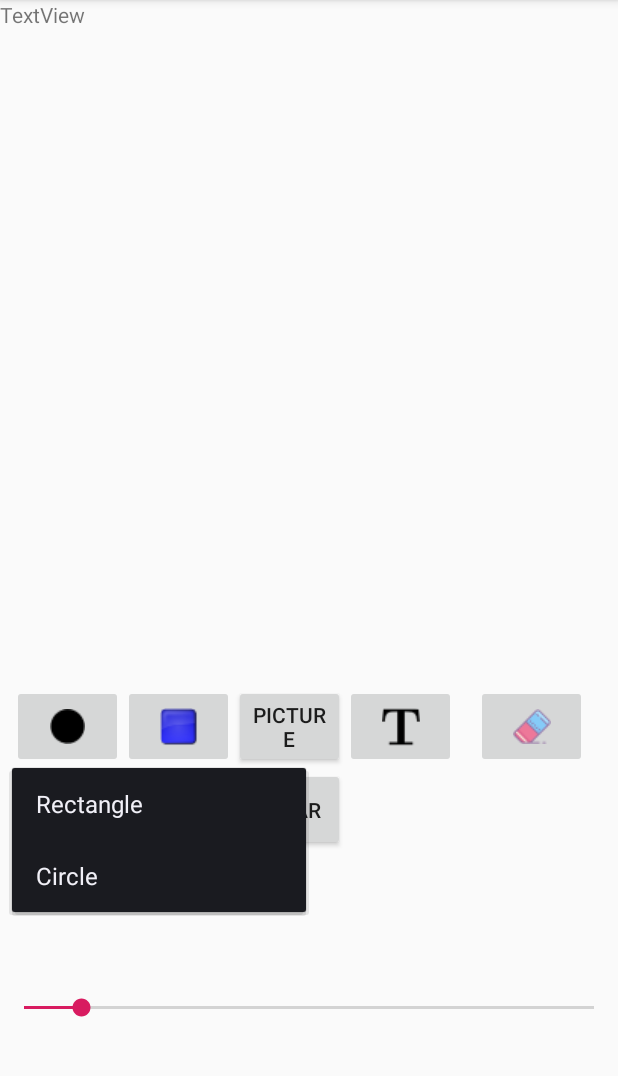
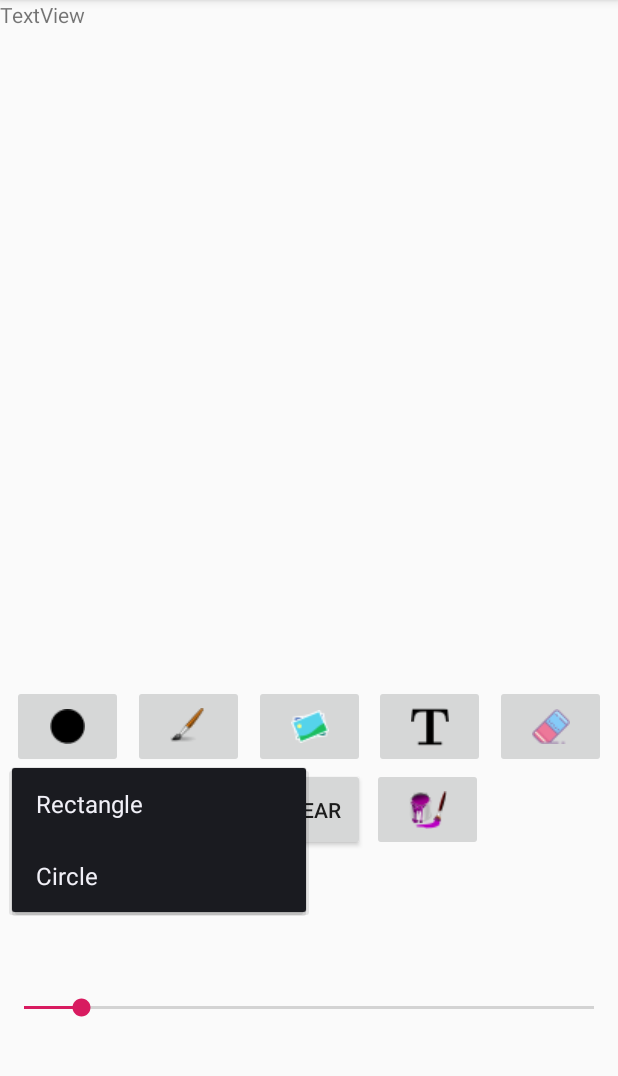
Before and after one commit to mcarnahan2/DrawingApp, an Android app: the screen it shows after launch (MainActivity), after a tap on an icon or button, on a phone screen of 412 x 824 dp, the part 84-1160 px from its top. Run offline under Robolectric (Android 15) with nearby library versions, the phone set to English and light mode, and no system bars.

Commit message:
Save Button

```diff
--- a/app/src/main/AndroidManifest.xml
+++ b/app/src/main/AndroidManifest.xml
@@ -1,7 +1,9 @@
 <?xml version="1.0" encoding="utf-8"?>
 <manifest xmlns:android="http://schemas.android.com/apk/res/android"
     package="edu.apsu.drawingapp">
+    <uses-permission android:name="android.permission.WRITE_EXTERNAL_STORAGE" />
     <uses-permission android:name="android.permission.READ_EXTERNAL_STORAGE" />
+
     <application
         android:allowBackup="true"
         android:icon="@mipmap/ic_launcher"
--- a/app/src/main/java/edu/apsu/drawingapp/DrawingView.java
+++ b/app/src/main/java/edu/apsu/drawingapp/DrawingView.java
@@ -125,6 +125,7 @@ public class DrawingView extends View {
             canvas.drawPaint(backgroundPaint);
         }
 
+
         if (clearScreen) {
             backgroundPaint.setColor(Color.WHITE);
             canvas.drawRect(new Rect(0, 0, currentWidth, currentHeight), backgroundPaint);
@@ -132,7 +133,6 @@ public class DrawingView extends View {
             cacheBitmap = Bitmap.createBitmap(currentWidth, currentHeight, Bitmap.Config.ARGB_8888);
             clearScreen = false;
         }
-
     }
 
     @Override
--- a/app/src/main/java/edu/apsu/drawingapp/MainActivity.java
+++ b/app/src/main/java/edu/apsu/drawingapp/MainActivity.java
@@ -1,6 +1,7 @@
 package edu.apsu.drawingapp;
 
 import android.app.Activity;
+import android.content.Context;
 import android.content.DialogInterface;
 import android.content.Intent;
 import android.graphics.Bitmap;
@@ -10,6 +11,7 @@ import android.graphics.drawable.BitmapDrawable;
 import android.graphics.drawable.ColorDrawable;
 import android.graphics.drawable.Drawable;
 import android.net.Uri;
+import android.os.Environment;
 import android.provider.MediaStore;
 import android.support.annotation.Nullable;
 import android.support.v7.app.AlertDialog;
@@ -31,7 +33,9 @@ import android.widget.SeekBar;
 import android.widget.TextView;
 import android.widget.Toast;
 
+import java.io.File;
 import java.io.FileNotFoundException;
+import java.io.FileOutputStream;
 
 public class MainActivity extends AppCompatActivity {
 
@@ -101,7 +105,7 @@ public class MainActivity extends AppCompatActivity {
 
             }
         });
-        Button pictureButton = findViewById(R.id.picture_button);
+        ImageButton pictureButton = findViewById(R.id.picture_button);
         pictureButton.setOnClickListener(new View.OnClickListener() {
             @Override
             public void onClick(View view) {
@@ -110,16 +114,62 @@ public class MainActivity extends AppCompatActivity {
             }
         });
 
-        Button saveButton = findViewById(R.id.save_button);
+        ImageButton saveButton = findViewById(R.id.save_button);
         saveButton.setOnClickListener(new View.OnClickListener() {
             @Override
             public void onClick(View view) {
-                if (SaveImage.saveScreen(drawingView)) {
-                    Toast.makeText(getApplicationContext(), "Save Succesful", Toast.LENGTH_SHORT);
-                } else {
-                    Toast.makeText(getApplicationContext(), "Save Failed", Toast.LENGTH_SHORT);
+                Bitmap bitmap = drawingView.getDrawingCache();
 
-                }
+                /*
+                    public static final String insertImage (ContentResolver cr, Bitmap source,
+                    String title, String description)
+
+                        Insert an image and create a thumbnail for it.
+
+                    Parameters
+                        cr : The content resolver to use
+                        source : The stream to use for the image
+                        title : The name of the image
+                        description : The description of the image
+
+                    Returns
+                        The URL to the newly created image, or null if the image
+                        failed to be stored for any reason.
+                */
+
+                // Save image to gallery
+                String savedImageURL = MediaStore.Images.Media.insertImage(
+                        getContentResolver(),
+                        bitmap, "", ""
+                );
+
+                // Parse the gallery image url to uri
+                Uri savedImageURI = Uri.parse(savedImageURL);
+                getApplicationContext().grantUriPermission("edu.apsu.drawingapp",
+                        savedImageURI, Intent.FLAG_GRANT_READ_URI_PERMISSION);
+
+                // Display the saved image to ImageView
+               // drawingView.setImageURI(savedImageURI);
+
+                // Display saved image url to TextView
+                textTargetUri.setText("Image saved to gallery." + savedImageURL);
+               /* try {
+                    drawingView.setDrawingCacheEnabled(true);
+                    Bitmap bitmap = drawingView.getDrawingCache();
+                    File f = null;
+                    if(Environment.getExternalStorageDirectory().equals(Environment.MEDIA_MOUNTED)){
+                        File file = new File(Environment.getExternalStorageDirectory(),"Gallery");
+                        if(!file.exists()){
+                            file.mkdirs();
+                        }
+                        f = new File(file.getAbsolutePath()+file.separator+ "filename"+".jpg");
+                    }
+                    FileOutputStream os = new FileOutputStream(f);
+                    bitmap.compress(Bitmap.CompressFormat.PNG, 10, os);
+                    os.close();
+                } catch(Exception e){
+                    e.printStackTrace();
+                } */
             }
         });
 
@@ -136,7 +186,7 @@ public class MainActivity extends AppCompatActivity {
                     drawingView.setColor(Color.RED);
                     buttonPressed=1;
                 } else if (menuItem.getItemId() == R.id.orange) {
-                    drawingView.setColor(getResources().getColor(R.color.orange));
+                 //   drawingView.setColor(getResources().getColor(R.color.orange));
                     buttonPressed=1;
                 } else if(menuItem.getItemId() == R.id.yellow){
                     drawingView.setColor(Color.YELLOW);
@@ -148,7 +198,7 @@ public class MainActivity extends AppCompatActivity {
                     drawingView.setColor(Color.BLUE);
                     buttonPressed=1;
                 } else if(menuItem.getItemId() == R.id.purple){
-                    drawingView.setColor(getResources().getColor(R.color.purple));
+                 //   drawingView.setColor(getResources().getColor(R.color.purple));
                     buttonPressed=1;
                 } else if(menuItem.getItemId() == R.id.black){
                     drawingView.setColor(Color.BLACK);
--- a/app/src/main/java/edu/apsu/drawingapp/SaveImage.java
+++ b/app/src/main/java/edu/apsu/drawingapp/SaveImage.java
@@ -9,7 +9,7 @@ import java.io.FileNotFoundException;
 import java.io.FileOutputStream;
 
 public class SaveImage {
-    private static final File rootDir = new File(Environment.getExternalStorageDirectory()+File.separator+"huaban/");
+     private static final File rootDir = new File(Environment.getExternalStorageDirectory()+File.separator+"huaban/");
 
     /** Save picture to file */
     public static boolean saveScreen(View view){
@@ -18,7 +18,7 @@ public class SaveImage {
             return false;
         }
         if(!rootDir.exists()){
-            rootDir.mkdirs();
+            rootDir.mkdir();
         }
         view.setDrawingCacheEnabled(true);
         view.buildDrawingCache();
@@ -35,4 +35,6 @@ public class SaveImage {
             bitmap = null;
         }
     }
+
+
 }
--- a/app/src/main/res/layout/activity_main.xml
+++ b/app/src/main/res/layout/activity_main.xml
@@ -49,26 +49,19 @@
         app:srcCompat="@drawable/circle" />
 
     <ImageButton
-        android:id="@+id/fill_imageButton"
-        android:layout_width="74dp"
-        android:layout_height="55dp"
-        android:layout_marginStart="8dp"
-        app:layout_constraintStart_toStartOf="parent"
-        app:layout_constraintTop_toBottomOf="@+id/shape_imageButton"
-        app:srcCompat="@drawable/fillbucket" />
-
-    <ImageButton
         android:id="@+id/color_imageButton3"
         android:layout_width="74dp"
         android:layout_height="55dp"
+        app:layout_constraintEnd_toStartOf="@+id/picture_button"
         app:layout_constraintStart_toEndOf="@+id/shape_imageButton"
         app:layout_constraintTop_toBottomOf="@+id/drawingView"
-        app:srcCompat="@drawable/color" />
+        app:srcCompat="@drawable/paintbrush" />
 
     <ImageButton
         android:id="@+id/text_imageButton4"
         android:layout_width="74dp"
         android:layout_height="55dp"
+        app:layout_constraintEnd_toStartOf="@+id/eraser_imageButton5"
         app:layout_constraintStart_toEndOf="@+id/picture_button"
         app:layout_constraintTop_toBottomOf="@+id/drawingView"
         app:srcCompat="@drawable/text" />
@@ -79,7 +72,6 @@
         android:layout_height="55dp"
         android:layout_marginEnd="8dp"
         app:layout_constraintEnd_toEndOf="parent"
-        app:layout_constraintStart_toEndOf="@+id/text_imageButton4"
         app:layout_constraintTop_toBottomOf="@+id/drawingView"
         app:srcCompat="@drawable/eraser" />
 
@@ -87,32 +79,37 @@
         android:id="@+id/fill_imageButton6"
         android:layout_width="74dp"
         android:layout_height="55dp"
-        android:layout_marginStart="8dp"
-        app:layout_constraintStart_toStartOf="parent"
-        app:layout_constraintTop_toBottomOf="@+id/shape_imageButton"
+        android:layout_marginEnd="90dp"
+        app:layout_constraintEnd_toEndOf="parent"
+        app:layout_constraintTop_toBottomOf="@+id/text_imageButton4"
         app:srcCompat="@drawable/fillbucket" />
 
-    <Button
+    <ImageButton
         android:id="@+id/picture_button"
         android:layout_width="74dp"
         android:layout_height="55dp"
         android:text="Picture"
+        app:layout_constraintEnd_toStartOf="@+id/text_imageButton4"
         app:layout_constraintStart_toEndOf="@+id/color_imageButton3"
-        app:layout_constraintTop_toBottomOf="@+id/drawingView" />
+        app:layout_constraintTop_toBottomOf="@+id/drawingView"
+        app:srcCompat="@drawable/image" />
 
-    <Button
+    <ImageButton
         android:id="@+id/save_button"
         android:layout_width="74dp"
         android:layout_height="55dp"
+        android:layout_marginStart="90dp"
         android:text="Save"
-        app:layout_constraintStart_toEndOf="@+id/fill_imageButton"
-        app:layout_constraintTop_toBottomOf="@+id/color_imageButton3" />
+        app:layout_constraintStart_toStartOf="parent"
+        app:layout_constraintTop_toBottomOf="@+id/color_imageButton3"
+        app:srcCompat="@drawable/save" />
 
     <Button
         android:id="@+id/clear_button"
         android:layout_width="74dp"
         android:layout_height="55dp"
         android:text="Clear"
+        app:layout_constraintEnd_toStartOf="@+id/fill_imageButton6"
         app:layout_constraintStart_toEndOf="@+id/save_button"
         app:layout_constraintTop_toBottomOf="@+id/picture_button" />
 
```
Also changed, not shown: app/src/main/res/drawable/image.png (added), app/src/main/res/drawable/save.png (added).
